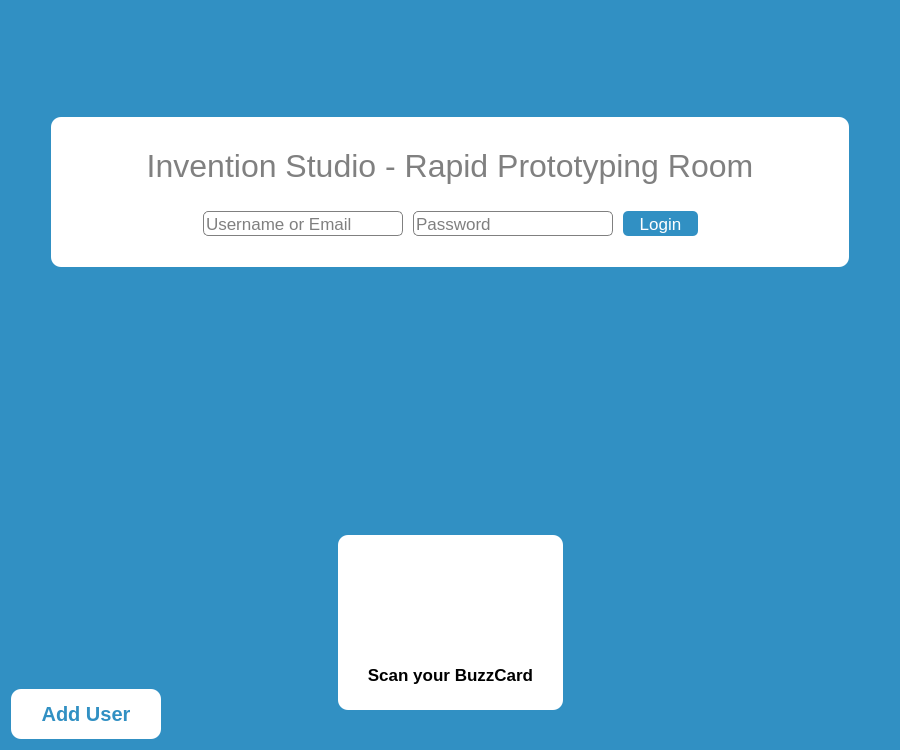
First picture: the form in src/mainwindow.ui, repository Invention-Studio/Time-Clock-Card-Reader, before the edit.
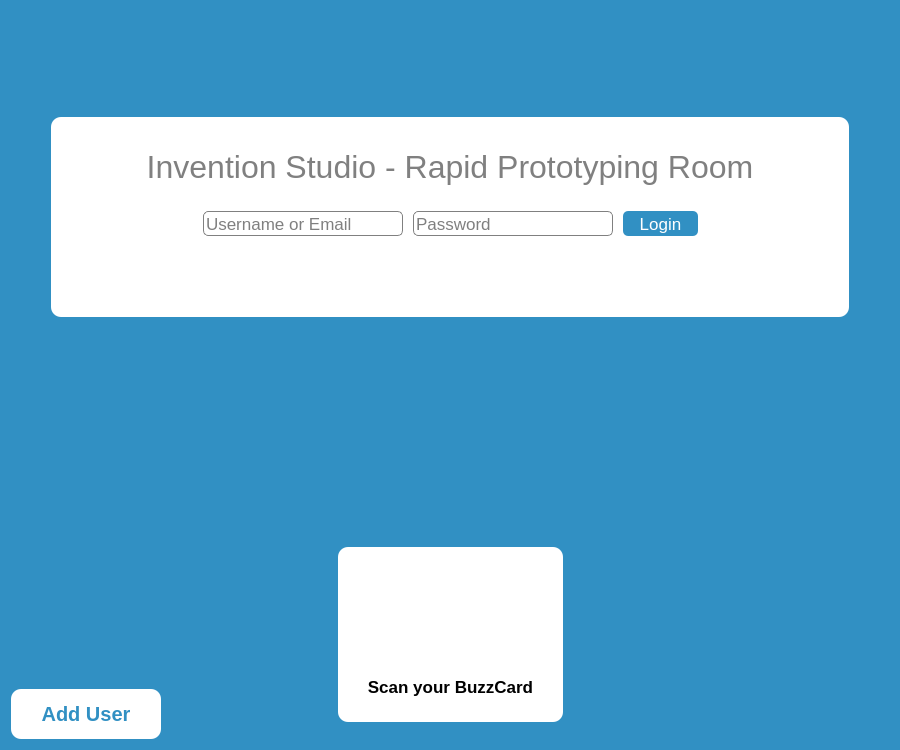
Second picture: the form after the edit. Icons and pictures are not drawn.

Commit message: Added main screen status label

The edit to the form file:
```diff
--- a/src/mainwindow.ui
+++ b/src/mainwindow.ui
@@ -83,13 +83,13 @@
        <property name="minimumSize">
         <size>
          <width>700</width>
-         <height>150</height>
+         <height>200</height>
         </size>
        </property>
        <property name="maximumSize">
         <size>
          <width>16777215</width>
-         <height>150</height>
+         <height>200</height>
         </size>
        </property>
        <property name="styleSheet">
@@ -274,6 +274,37 @@
           </item>
          </layout>
         </item>
+        <item>
+         <spacer name="verticalSpacer_7">
+          <property name="orientation">
+           <enum>Qt::Vertical</enum>
+          </property>
+          <property name="sizeHint" stdset="0">
+           <size>
+            <width>20</width>
+            <height>40</height>
+           </size>
+          </property>
+         </spacer>
+        </item>
+        <item>
+         <widget class="QLabel" name="statusLabel">
+          <property name="font">
+           <font>
+            <pointsize>14</pointsize>
+           </font>
+          </property>
+          <property name="styleSheet">
+           <string notr="true">color: grey;</string>
+          </property>
+          <property name="text">
+           <string/>
+          </property>
+          <property name="alignment">
+           <set>Qt::AlignCenter</set>
+          </property>
+         </widget>
+        </item>
         <item>
          <spacer name="verticalSpacer_3">
           <property name="orientation">
```
